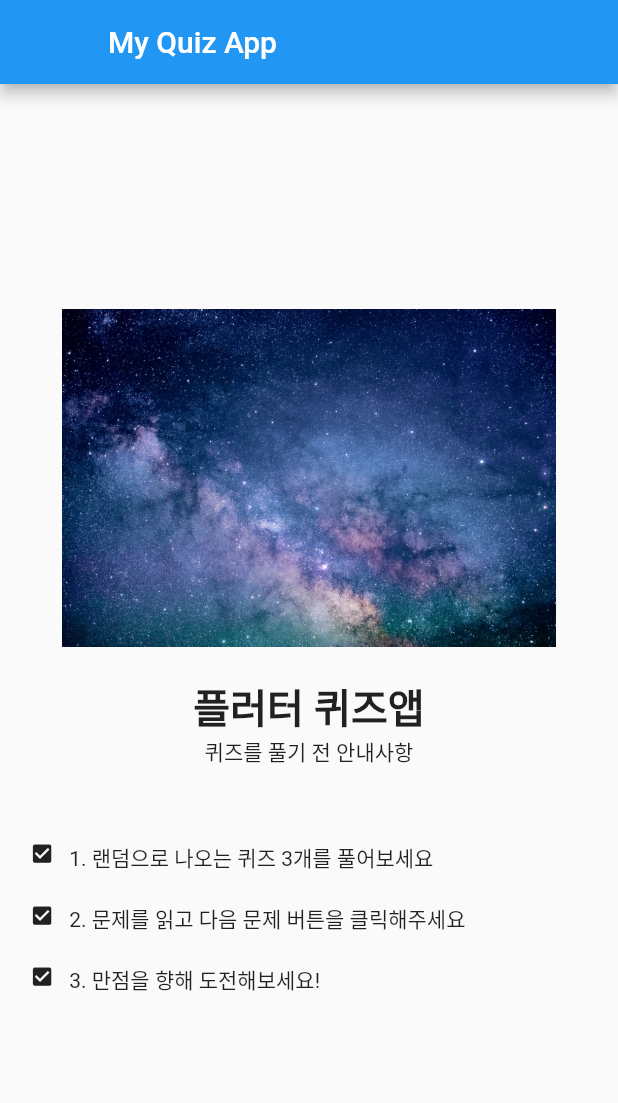
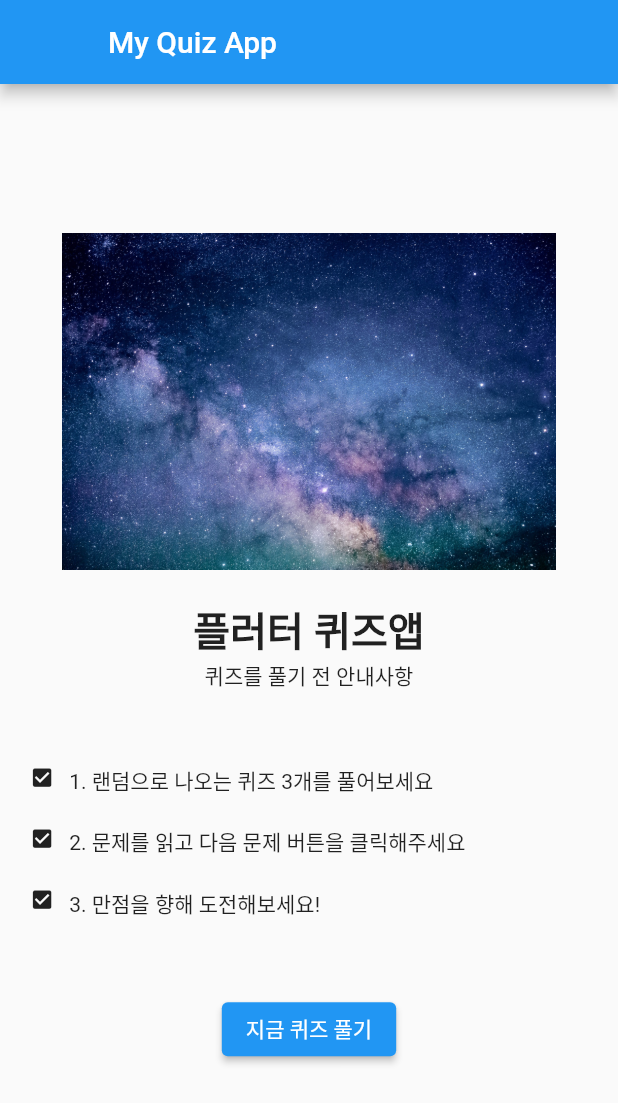
Before and after one commit to igit322/Flutter, a Flutter app: the screen it shows after launch, on a phone screen of 412 x 824 dp. Shown: the top 1103 px of the screen. Run offline on Flutter 3.47's test engine with Material 2 defaults, Android fonts, the phone set to English and light mode, and no system bars.

Commit message:
Add files via upload

```diff
--- a/lib/screen/screen_home.dart
+++ b/lib/screen/screen_home.dart
@@ -1,4 +1,5 @@
 import 'package:flutter/material.dart';
+import 'package:netflix/model/model_quiz.dart';
 
 class HomeScreen extends StatefulWidget {
   const HomeScreen({super.key});
@@ -8,6 +9,25 @@ class HomeScreen extends StatefulWidget {
 }
 
 class _HomeScreenState extends State<HomeScreen> {
+  // 퀴즈 api를 호출
+  List<Quiz> quizs = [
+    Quiz.fromMap({
+      'title': 'test',
+      'candidates': ['a', 'b', 'c', 'd'],
+      'answer': 0
+    }),
+    Quiz.fromMap({
+      'title': 'test',
+      'candidates': ['a', 'b', 'c', 'd'],
+      'answer': 0
+    }),
+    Quiz.fromMap({
+      'title': 'test',
+      'candidates': ['a', 'b', 'c', 'd'],
+      'answer': 0
+    }),
+  ];
+
   @override
   Widget build(BuildContext context) {
     Size screenSize = MediaQuery.of(context).size;
@@ -52,6 +72,27 @@ class _HomeScreenState extends State<HomeScreen> {
             _buildStep(width, '1. 랜덤으로 나오는 퀴즈 3개를 풀어보세요'),
             _buildStep(width, '2. 문제를 읽고 다음 문제 버튼을 클릭해주세요'),
             _buildStep(width, '3. 만점을 향해 도전해보세요!'),
+            Padding(
+              padding: EdgeInsets.all(width * 0.048),
+            ),
+            Container(
+              padding: EdgeInsets.only(bottom: width * 0.036),
+              child: ButtonTheme(
+                minWidth: width * 0.8,
+                height: height * 0.05,
+                shape: RoundedRectangleBorder(
+                  borderRadius: BorderRadius.circular(10),
+                ),
+                child: ElevatedButton(
+                  onPressed: () {},
+                  // ignore: prefer_const_constructors
+                  child: Text(
+                    '지금 퀴즈 풀기',
+                    style: TextStyle(color: Colors.white),
+                  ),
+                ),
+              ),
+            )
           ],
         ),
       ),
```
